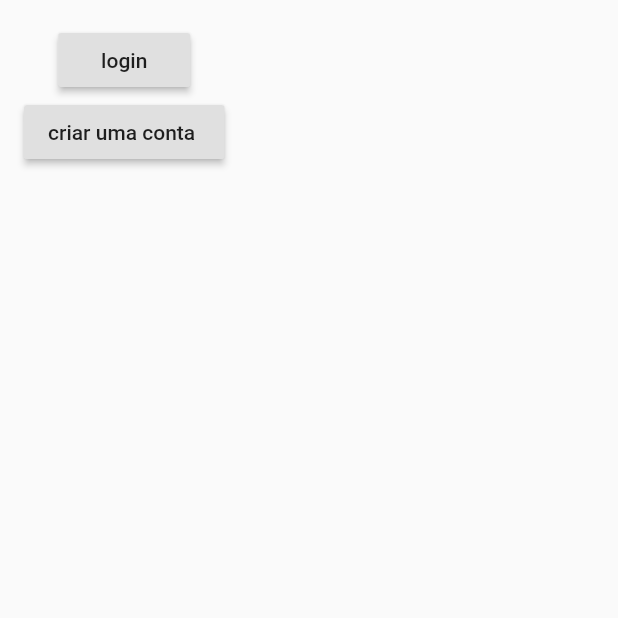
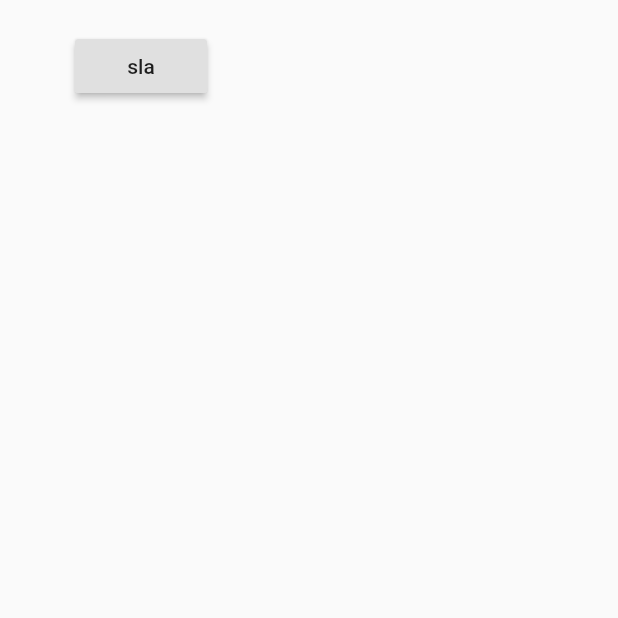
Before and after one commit to ThomasLincoln/Pratical_Food, a Flutter app: the screen it shows after launch, on a phone screen of 412 x 824 dp, the top half of it. Run offline on Flutter 3.47's test engine with Material 2 defaults, Android fonts, the light colour scheme and no system bars; our stand-ins replace firebase_auth, firebase_core; accounts and stored records are empty.

Commit message:
Atualização do sistema de login
e vamos de atualizar dnv

```diff
--- /dev/null
+++ b/Pratical_Food/lib/authenticate/authenticate.dart
@@ -0,0 +1,16 @@
+import 'package:flutter/material.dart';
+import 'package:Pratical_Food/services/sign_in.dart';
+
+class Authenticate extends StatefulWidget {
+  @override
+  _AuthenticateState createState() => _AuthenticateState();
+}
+
+class _AuthenticateState extends State<Authenticate> {
+  @override
+  Widget build(BuildContext context) {
+    return Container(
+      child: Sign(),
+    );
+  }
+}
--- a/Pratical_Food/lib/main.dart
+++ b/Pratical_Food/lib/main.dart
@@ -1,6 +1,10 @@
+import 'package:Pratical_Food/services/auth.dart';
+import 'package:Pratical_Food/wrapper.dart';
 import 'package:firebase_core/firebase_core.dart';
 import 'package:flutter/material.dart';
-import 'package:firebase_auth/firebase_auth.dart';
+import 'package:provider/provider.dart';
+
+import 'models/user.dart';
 
 void main() async {
   WidgetsFlutterBinding.ensureInitialized();
@@ -11,96 +15,11 @@ void main() async {
 class App extends StatelessWidget {
   @override
   Widget build(BuildContext context) {
-    return MaterialApp(
-      title: 'title',
-      home: LoginPage(),
+    return StreamProvider<User>.value(
+      value: AuthService().user,
+      child: MaterialApp(
+        home: Wrapper(),
+      ),
     );
   }
 }
-
-class LoginPage extends StatefulWidget {
-  //Senha no começo vai ta oculta pew pew
-  @override
-  _LoginPageState createState() => _LoginPageState();
-}
-
-enum FormType {
-  login,
-  register,
-}
-
-class _LoginPageState extends State<LoginPage> {
-  final formKey = new GlobalKey<FormState>();
-
-  String _email;
-  String _password;
-  FormType _formType = FormType.login;
-
-  bool validateAndSave() {
-    final form = formKey.currentState;
-    if (form.validate()) {
-      form.save();
-      return true;
-    } else {
-      return false;
-    }
-  }
-
-  void validateAndSubmit() async {
-    try {
-      final form = formKey.currentState;
-      if (validateAndSave()) {
-        form.save();
-        FirebaseUser user = (await FirebaseAuth.instance
-                .signInWithEmailAndPassword(email: _email, password: _password))
-            .user;
-        print('logou ai: ' + user.uid);
-      }
-    } catch (e) {
-      print('Error $e');
-    }
-  }
-
-  void moveToRegister() {
-    setState(() {
-      _formType = FormType.register;
-    });
-  }
-
-  @override
-  Widget build(BuildContext context) {
-    return new Scaffold(
-      body: new Container(
-          padding: EdgeInsets.all(16.0),
-          child: new Form(
-              key: formKey,
-              child: new Column(
-                children: <Widget>[
-                  new RaisedButton(
-                    child: new Text("login"),
-                    onPressed: validateAndSubmit,
-                  ),
-                  new RaisedButton(
-                    child: new Text('criar uma conta '),
-                    onPressed: moveToRegister,
-                  ),
-                ],
-              ))),
-    );
-  }
-
-  List<Widget> buildInputs() {
-    return {
-      new TextFormField(
-        decoration: new InputDecoration(labelText: 'email'),
-        validator: (value) => value.isEmpty ? 'tem que digitar corno' : null,
-        onSaved: (value) => _email = value,
-      ),
-      new TextFormField(
-        decoration: new InputDecoration(labelText: "senha"),
-        validator: (value) => value.isEmpty ? 'tem que digitar corno' : null,
-        onSaved: (value) => _password = value,
-      ),
-    };
-  }
-}
--- /dev/null
+++ b/Pratical_Food/lib/models/user.dart
@@ -0,0 +1,5 @@
+class User {
+  final String uid;
+
+  User({this.uid});
+}
--- a/Pratical_Food/lib/MenuPage.dart
+++ b/Pratical_Food/lib/screens/MenuPage.dart
@@ -1,6 +1,6 @@
-import 'package:Pratical_Food/FavoritosPage.dart';
+import 'package:Pratical_Food/screens/FavoritosPage.dart';
 import 'package:Pratical_Food/HomePage.dart';
-import 'package:Pratical_Food/ListaCompras.dart';
+import 'package:Pratical_Food/screens/ListaCompras.dart';
 import 'package:flutter/material.dart';
 
 class MenuPage extends StatefulWidget {
--- /dev/null
+++ b/Pratical_Food/lib/services/auth.dart
@@ -0,0 +1,24 @@
+import 'package:firebase_auth/firebase_auth.dart';
+import 'package:Pratical_Food/models/user.dart';
+
+class AuthService {
+  final FirebaseAuth _auth = FirebaseAuth.instance;
+
+// criar um objeto usuario baseado no firebaseuser
+  User _userFromFirebaseUser(FirebaseUser user) {
+    return user != null ? User(uid: user.uid) : null;
+  }
+
+//auth change user stream
+  Stream<User> get user {
+    return _auth.onAuthStateChanged
+        //.map((FirebaseUser user) => _userFromFirebaseUser(user));
+        .map(_userFromFirebaseUser);
+  }
+
+//sign in with email and password
+
+//register with email and password
+
+//sign out
+}
--- /dev/null
+++ b/Pratical_Food/lib/services/sign_in.dart
@@ -0,0 +1,27 @@
+import 'package:flutter/material.dart';
+import 'auth.dart';
+
+class Sign extends StatefulWidget {
+  @override
+  _SignState createState() => _SignState();
+}
+
+class _SignState extends State<Sign> {
+
+  final AuthService _auth = AuthService();
+
+  @override
+  Widget build(BuildContext context) {
+    return Scaffold(
+      body: Container(
+        padding: EdgeInsets.symmetric(vertical: 20.0, horizontal: 50.0),
+        child: RaisedButton(
+          child: Text('sla'),
+          onPressed: () async{
+
+          },
+        ),
+      ),
+    );
+  }
+}
--- /dev/null
+++ b/Pratical_Food/lib/wrapper.dart
@@ -0,0 +1,17 @@
+import 'package:Pratical_Food/authenticate/authenticate.dart';
+import 'package:flutter/material.dart';
+import 'package:provider/provider.dart';
+import 'authenticate/authenticate.dart';
+import 'models/user.dart';
+
+class Wrapper extends StatelessWidget {
+  @override
+  Widget build(BuildContext context) {
+    final user = Provider.of<User>(context);
+    print(user);
+    //retorna home ou retorna authenticateq
+    return Material(
+      child: Authenticate(),
+    );
+  }
+}
--- a/Pratical_Food/pubspec.yaml
+++ b/Pratical_Food/pubspec.yaml
@@ -31,6 +31,7 @@ dependencies:
   firebase_core: ^0.5.0-dev.1
   firebase_auth: ^0.17.0-dev.1
   cloud_firestore: ^0.14.0-dev.1
+  provider: ^4.3.2+2
 
 dev_dependencies:
   flutter_test:
```
Also changed, not shown: Pratical_Food/lib/CadastroPage.dart (deleted, +0 -112 lines), Pratical_Food/lib/HomePage.dart (+16 -15 lines), Pratical_Food/lib/Pages/home.dart (deleted, +0 -17 lines), Pratical_Food/lib/screens/FavoritosPage.dart (renamed from Pratical_Food/lib/FavoritosPage.dart), Pratical_Food/lib/screens/ListaCompras.dart (renamed from Pratical_Food/lib/ListaCompras.dart), Pratical_Food/pubspec.lock.
